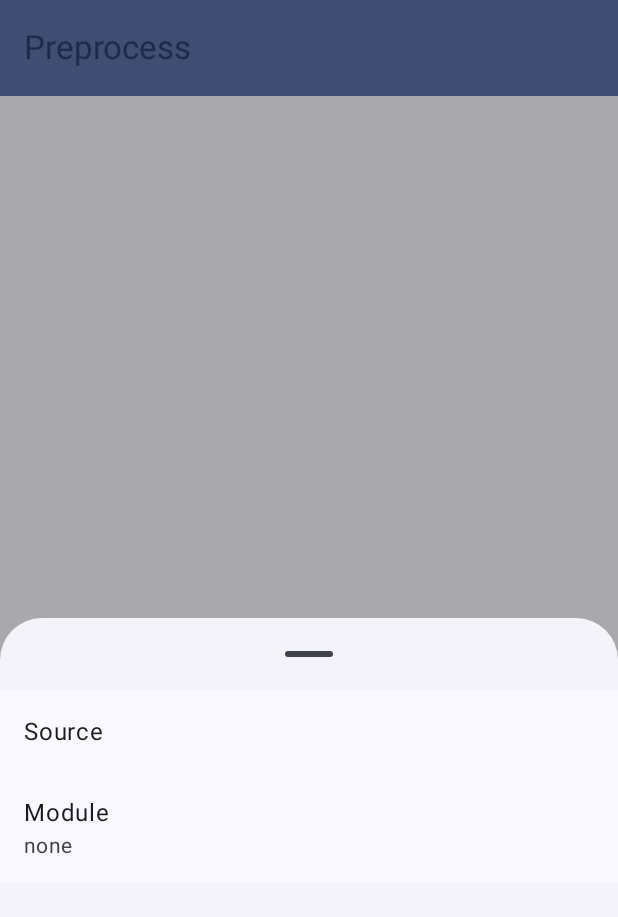
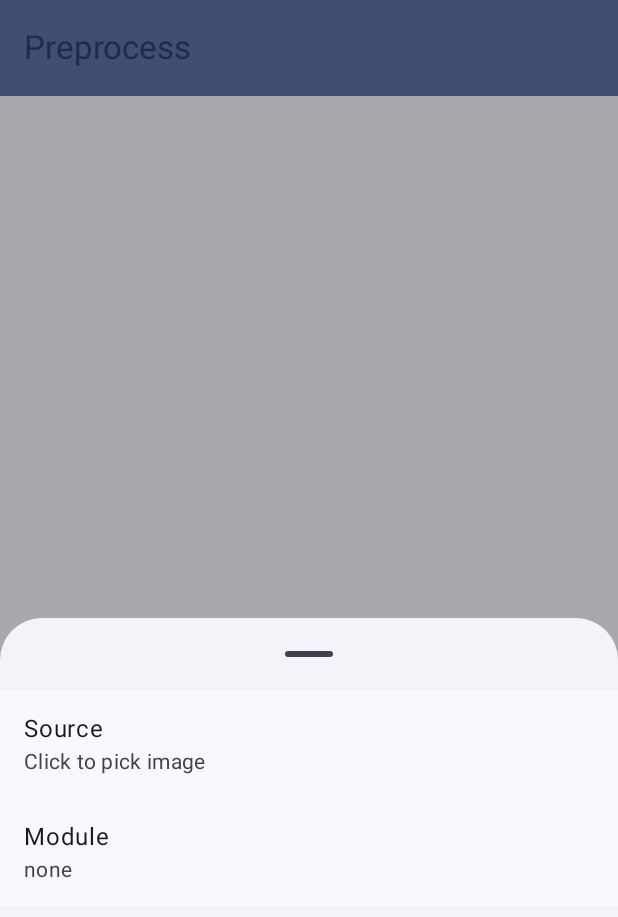
Before and after one commit to AllenTom/diffusion-client, an Android app built with Jetpack Compose: the ControlNetPreprocessScreen screen opened through its navigation route, after a tap on "Param", on a phone screen of 412 x 824 dp. Shown: the top 917 px of the screen. Run offline under Robolectric (Android 15) with nearby library versions, the phone set to English and light mode, and no system bars; our stand-ins replace Room's generated code, window size class; 3 statements that could not run were skipped.

Commit message:
fix param text

```diff
--- a/app/src/main/java/com/allentom/diffusion/composables/ImageBase64PickupOptionItem.kt
+++ b/app/src/main/java/com/allentom/diffusion/composables/ImageBase64PickupOptionItem.kt
@@ -14,7 +14,9 @@ import androidx.compose.material3.Text
 import androidx.compose.runtime.Composable
 import androidx.compose.ui.Modifier
 import androidx.compose.ui.platform.LocalContext
+import androidx.compose.ui.res.stringResource
 import androidx.compose.ui.unit.dp
+import com.allentom.diffusion.R
 import com.allentom.diffusion.ui.screens.home.tabs.draw.DisplayBase64Image
 
 @Composable
@@ -55,12 +57,18 @@ fun ImageBase64PickupOptionItem(
         trailingContent = {
             if (value != null) {
                 Box(
-                    Modifier.height(120.dp).width(120.dp)
+                    Modifier
+                        .height(120.dp)
+                        .width(120.dp)
                 ) {
                     DisplayBase64Image(base64String = value)
                 }
-
             }
         },
+        supportingContent = {
+            if (value == null) {
+                Text(text = stringResource(id = R.string.click_to_pick_image))
+            }
+        }
     )
 }
--- a/app/src/main/res/values/strings.xml
+++ b/app/src/main/res/values/strings.xml
@@ -156,4 +156,5 @@
     <string name="match_options">Match options</string>
     <string name="skip_already_matched">Skip already matched</string>
     <string name="interrupted">Interrupted</string>
+    <string name="img2img_source_image">Source image</string>
 </resources>
```
Also changed, not shown: app/src/main/java/com/allentom/diffusion/ui/screens/home/tabs/draw/ParamsPanel.kt (+1 -8 lines), 1 other file.
